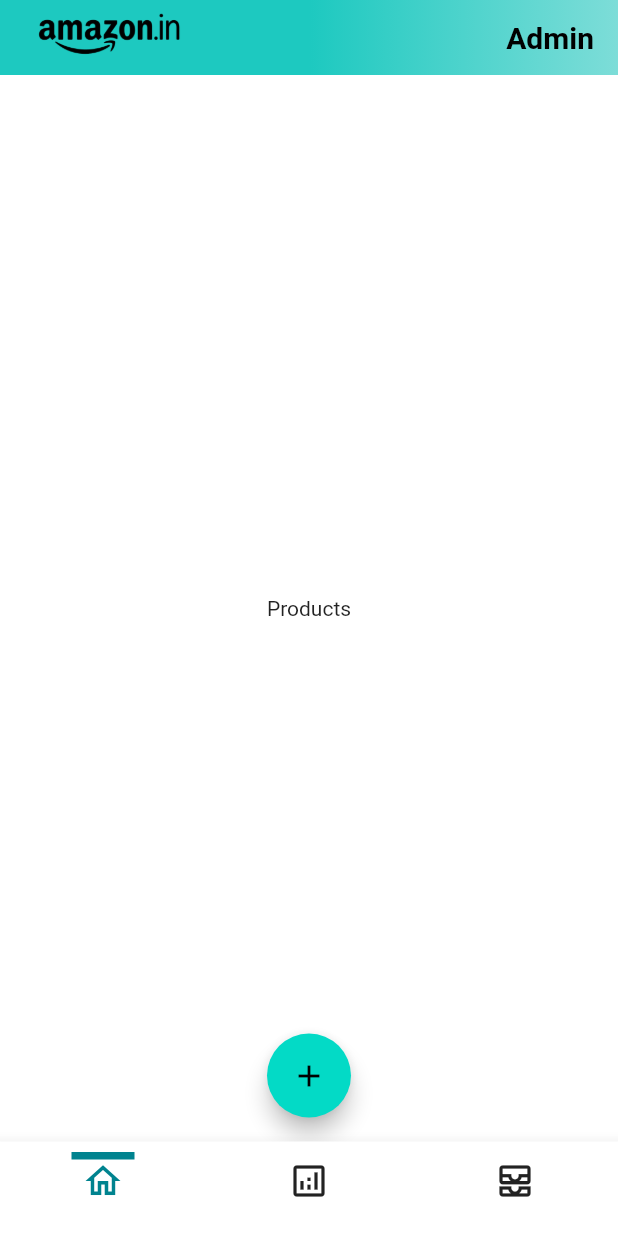
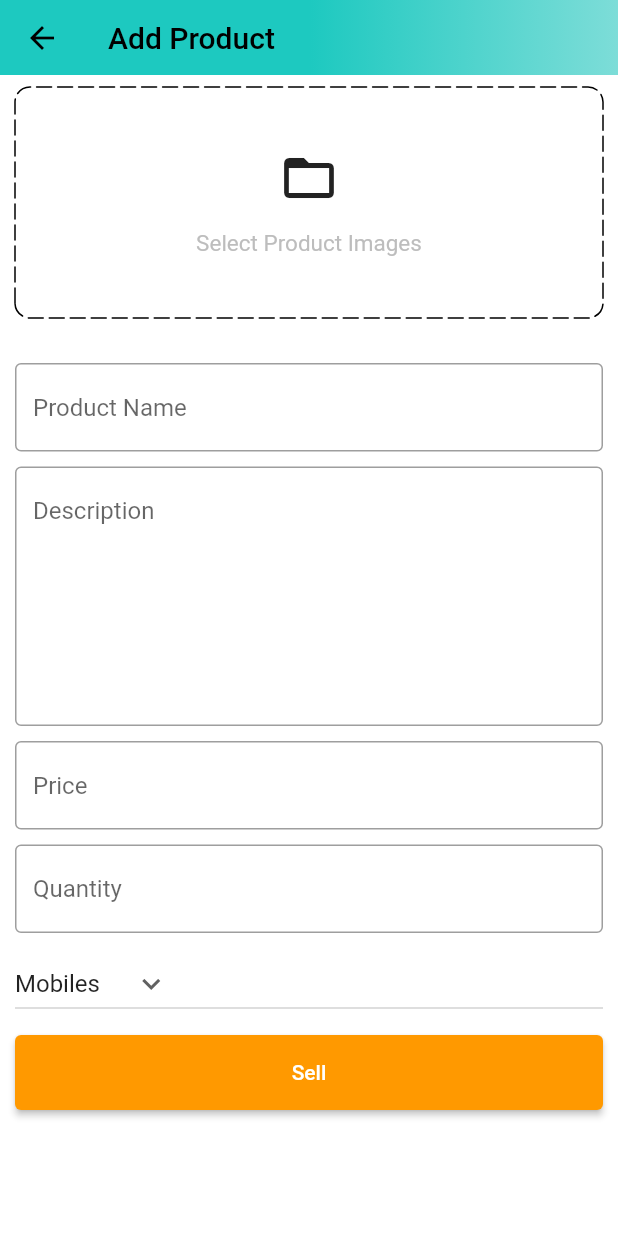
Before and after one commit to SagarM21/ShopXpress, a Flutter app: the AdminScreen screen opened directly, after a tap on the "add" icon, on a phone screen of 412 x 824 dp. Run offline on Flutter 3.47's test engine with Material 2 defaults, Android fonts, the phone set to English and light mode, and no system bars; drawn by our look-alikes of dotted_border; our stand-ins replace badges, carousel_slider, flutter_dotenv, shared_preferences; accounts and stored records are empty.

Commit message:
add: product screen ui

```diff
--- a/lib/common/widgets/custom_textfield.dart
+++ b/lib/common/widgets/custom_textfield.dart
@@ -4,10 +4,12 @@ import 'package:flutter/material.dart';
 class CustomTextField extends StatelessWidget {
   final TextEditingController controller;
   final String hintText;
+  final int maxLines;
   const CustomTextField({
     Key? key,
     required this.controller,
     required this.hintText,
+    this.maxLines = 1,
   }) : super(key: key);
 
   @override
@@ -29,6 +31,7 @@ class CustomTextField extends StatelessWidget {
         }
         return null;
       },
+      maxLines: maxLines,
     );
   }
 }
--- /dev/null
+++ b/lib/features/admin/screens/add_product_screen.dart
@@ -0,0 +1,158 @@
+import 'dart:io';
+
+import 'package:amazon/common/widgets/custom_button.dart';
+import 'package:amazon/common/widgets/custom_textfield.dart';
+import 'package:amazon/constants/global_variables.dart';
+import 'package:carousel_slider/carousel_slider.dart';
+import 'package:dotted_border/dotted_border.dart';
+import 'package:flutter/material.dart';
+
+class AddProductScreen extends StatefulWidget {
+  static const String routeName = '/add-product';
+  const AddProductScreen({super.key});
+
+  @override
+  State<AddProductScreen> createState() => _AddProductScreenState();
+}
+
+class _AddProductScreenState extends State<AddProductScreen> {
+  final TextEditingController productNameController = TextEditingController();
+  final TextEditingController descriptionController = TextEditingController();
+  final TextEditingController priceController = TextEditingController();
+  final TextEditingController quantityController = TextEditingController();
+
+  String category = 'Mobiles';
+  List<File> images = [];
+  final _addProductFormKey = GlobalKey<FormState>();
+
+  List<String> productCategories = [
+    'Mobiles',
+    'Essentials',
+    'Appliances',
+    'Books',
+    'Fashion'
+  ];
+
+  @override
+  void dispose() {
+    super.dispose();
+    productNameController.dispose();
+    descriptionController.dispose();
+    priceController.dispose();
+    quantityController.dispose();
+  }
+
+  @override
+  Widget build(BuildContext context) {
+    return Scaffold(
+      appBar: PreferredSize(
+        preferredSize: const Size.fromHeight(50),
+        child: AppBar(
+          flexibleSpace: Container(
+            decoration: const BoxDecoration(
+              gradient: GlobalVariables.appBarGradient,
+            ),
+          ),
+          title: const Text(
+            'Add Product',
+            style: TextStyle(
+              color: Colors.black,
+            ),
+          ),
+        ),
+      ),
+      body: SingleChildScrollView(
+        child: Form(
+          key: _addProductFormKey,
+          child: Padding(
+            padding: const EdgeInsets.symmetric(horizontal: 10.0),
+            child: Column(
+              children: [
+                GestureDetector(
+                  child: Padding(
+                    padding: const EdgeInsets.only(top: 8.0),
+                    child: DottedBorder(
+                      borderType: BorderType.RRect,
+                      radius: const Radius.circular(10),
+                      dashPattern: const [10, 4],
+                      strokeCap: StrokeCap.round,
+                      child: Container(
+                        width: double.infinity,
+                        height: 150,
+                        decoration: BoxDecoration(
+                          borderRadius: BorderRadius.circular(10),
+                        ),
+                        child: Column(
+                          mainAxisAlignment: MainAxisAlignment.center,
+                          children: [
+                            const Icon(
+                              Icons.folder_open,
+                              size: 40,
+                            ),
+                            const SizedBox(height: 15),
+                            Text(
+                              'Select Product Images',
+                              style: TextStyle(
+                                fontSize: 15,
+                                color: Colors.grey.shade400,
+                              ),
+                            ),
+                          ],
+                        ),
+                      ),
+                    ),
+                  ),
+                ),
+                const SizedBox(height: 30),
+                CustomTextField(
+                  controller: productNameController,
+                  hintText: 'Product Name',
+                ),
+                const SizedBox(height: 10),
+                CustomTextField(
+                  controller: descriptionController,
+                  hintText: 'Description',
+                  maxLines: 7,
+                ),
+                const SizedBox(height: 10),
+                CustomTextField(
+                  controller: priceController,
+                  hintText: 'Price',
+                ),
+                const SizedBox(height: 10),
+                CustomTextField(
+                  controller: quantityController,
+                  hintText: 'Quantity',
+                ),
+                const SizedBox(height: 10),
+                SizedBox(
+                  width: double.infinity,
+                  child: DropdownButton(
+                    value: category,
+                    icon: const Icon(Icons.keyboard_arrow_down),
+                    items: productCategories.map((String item) {
+                      return DropdownMenuItem(
+                        value: item,
+                        child: Text(item),
+                      );
+                    }).toList(),
+                    onChanged: (String? newVal) {
+                      setState(() {
+                        category = newVal!;
+                      });
+                    },
+                  ),
+                ),
+                const SizedBox(height: 10),
+                CustomButton(
+                  text: 'Sell',
+                  onTap: () {},
+                ),
+              ],
+            ),
+          ),
+        ),
+      ),
+    );
+  }
+}
--- a/lib/features/admin/screens/posts_screen.dart
+++ b/lib/features/admin/screens/posts_screen.dart
@@ -1,3 +1,4 @@
+import 'package:amazon/features/admin/screens/add_product_screen.dart';
 import 'package:flutter/material.dart';
 
 class PostsScreen extends StatefulWidget {
@@ -13,14 +14,18 @@ class _PostsScreenState extends State<PostsScreen> {
     super.initState();
   }
 
+  void navigateToAddProduct() {
+    Navigator.pushNamed(context, AddProductScreen.routeName);
+  }
+
   @override
   Widget build(BuildContext context) {
     return Scaffold(
       body: const Center(child: Text('Products')),
       floatingActionButton: FloatingActionButton(
+        onPressed: navigateToAddProduct,
+        tooltip: 'Add a Product',
         child: const Icon(Icons.add),
-        onPressed: () {},
-        tooltip: 'Add a Product',
       ),
       floatingActionButtonLocation: FloatingActionButtonLocation.centerFloat,
     );
--- a/lib/features/auth/services/auth_service.dart
+++ b/lib/features/auth/services/auth_service.dart
@@ -1,4 +1,5 @@
 import 'dart:convert';
+import 'dart:math';
 
 import 'package:amazon/common/widgets/bottom_bar.dart';
 import 'package:amazon/constants/error_handling.dart';
@@ -68,6 +69,8 @@ class AuthService {
           'Content-Type': 'application/json; charset=UTF-8',
         },
       );
+      print(res);
+      print('hi');
       httpErrorHandle(
         response: res,
         context: context,
--- a/lib/main.dart
+++ b/lib/main.dart
@@ -11,9 +11,12 @@ import 'package:provider/provider.dart';
 
 void main() async {
   await dotenv.load(fileName: '.env');
-  runApp(MultiProvider(
+  runApp(
+    MultiProvider(
       providers: [ChangeNotifierProvider(create: (context) => UserProvider())],
-      child: const MyApp()));
+      child: const MyApp(),
+    ),
+  );
 }
 
 class MyApp extends StatefulWidget {
@@ -48,11 +51,6 @@ class _MyAppState extends State<MyApp> {
           ),
         ),
         onGenerateRoute: (settings) => generateRoute(settings),
-      home: Provider.of<UserProvider>(context).user.token.isNotEmpty
-          ? Provider.of<UserProvider>(context).user.type == 'user'
-              ? const BottomBar()
-              : const AdminScreen()
-          : const AuthScreen(),
-    );
+        home: const AdminScreen());
   }
 }
--- a/lib/router.dart
+++ b/lib/router.dart
@@ -1,4 +1,5 @@
 import 'package:amazon/common/widgets/bottom_bar.dart';
+import 'package:amazon/features/admin/screens/add_product_screen.dart';
 import 'package:amazon/features/auth/screens/auth_screen.dart';
 import 'package:amazon/features/home/screens/home_screen.dart';
 import 'package:flutter/material.dart';
@@ -20,6 +21,11 @@ Route<dynamic> generateRoute(RouteSettings routeSettings) {
         settings: routeSettings,
         builder: (_) => const BottomBar(),
       );
+    case AddProductScreen.routeName:
+      return MaterialPageRoute(
+        settings: routeSettings,
+        builder: (_) => const AddProductScreen(),
+      );
     default:
       return MaterialPageRoute(
           builder: (_) => const Scaffold(
--- a/pubspec.yaml
+++ b/pubspec.yaml
@@ -40,6 +40,7 @@ dependencies:
   shared_preferences: ^2.1.2
   badges: ^3.1.1
   carousel_slider: ^4.2.1
+  dotted_border: ^2.0.0+3
 
 dev_dependencies:
   flutter_test:
```
Also changed, not shown: lib/constants/utils.dart (line endings or trailing spaces), pubspec.lock. Lines whose indentation alone changed are shown as unchanged.
